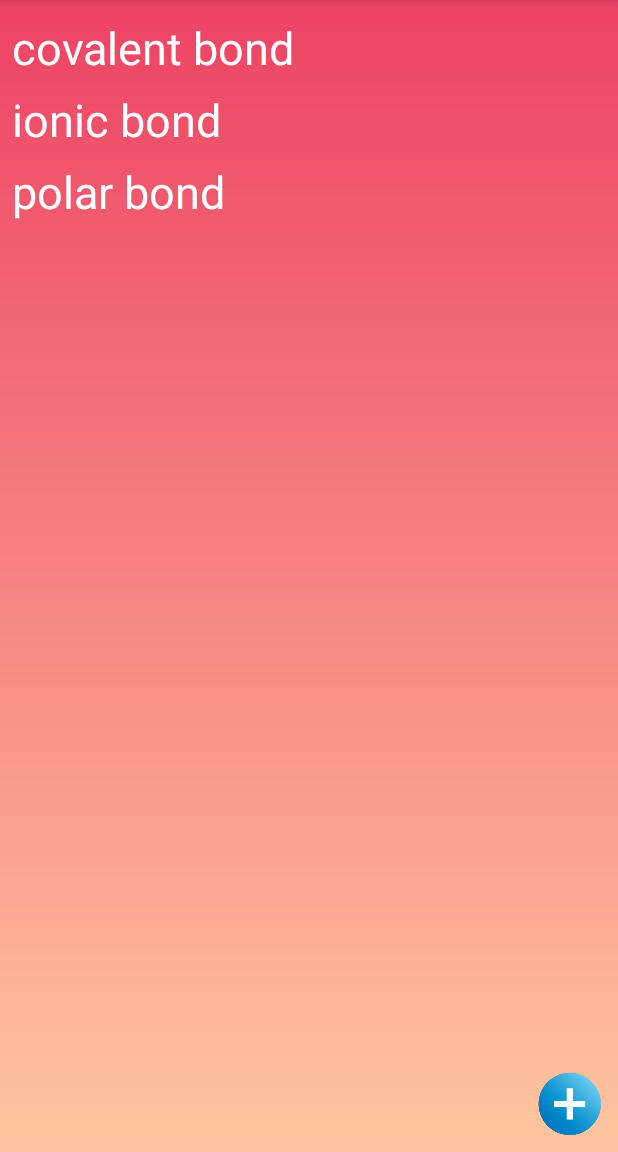
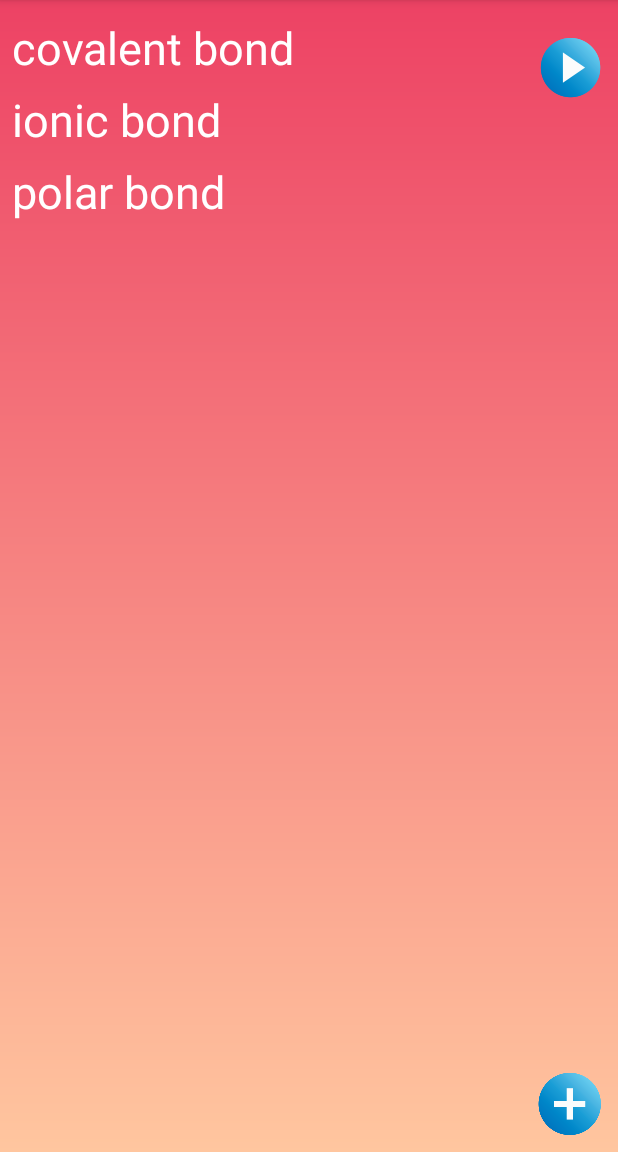
Before and after one commit to joeyaronson/flashcards, an Android app: the cards screen opened directly, with no data from a screen before it, on a phone screen of 412 x 824 dp, the part 84-1236 px from its top. Run offline under Robolectric (Android 15) with nearby library versions, the phone set to English and light mode, and no system bars; 1 statement that could not run was skipped.

Commit message:
added play button and edited toast notifications

```diff
--- a/app/src/main/java/ucsc/flashcards/splashScreen.java
+++ b/app/src/main/java/ucsc/flashcards/splashScreen.java
@@ -1,10 +1,13 @@
 package ucsc.flashcards;
 
 import android.content.Intent;
+import android.graphics.Color;
+import android.graphics.PorterDuff;
 import android.os.AsyncTask;
 import android.os.Handler;
 import android.support.v7.app.AppCompatActivity;
 import android.os.Bundle;
+import android.widget.ProgressBar;
 
 public class splashScreen extends AppCompatActivity {
     @Override
@@ -12,6 +15,8 @@ public class splashScreen extends AppCompatActivity {
         super.onCreate(savedInstanceState);
         setContentView(R.layout.activity_splash_screen);
 
+        ProgressBar prog = (ProgressBar) findViewById(R.id.progressBar);
+        prog.getIndeterminateDrawable().setColorFilter(Color.WHITE, PorterDuff.Mode.MULTIPLY);
         int secondsDelayed = 1;
         new Handler().postDelayed(new Runnable() {
             public void run() {
--- /dev/null
+++ b/app/src/main/res/drawable/toast_shape.xml
@@ -0,0 +1,5 @@
+<?xml version="1.0" encoding="utf-8"?>
+<shape xmlns:android="http://schemas.android.com/apk/res/android" >
+    <solid android:color="#3ac5eb" />
+    <corners android:radius="20dp" />
+</shape>
--- /dev/null
+++ b/app/src/main/res/drawable/toast_shape_error.xml
@@ -0,0 +1,5 @@
+<?xml version="1.0" encoding="utf-8"?>
+<shape xmlns:android="http://schemas.android.com/apk/res/android" >
+    <solid android:color="#FF0000" />
+    <corners android:radius="20dp" />
+</shape>
--- a/app/src/main/res/layout/activity_cards.xml
+++ b/app/src/main/res/layout/activity_cards.xml
@@ -22,6 +22,22 @@
         android:layout_marginLeft="8dp"
         app:layout_constraintLeft_toLeftOf="parent"
         app:layout_constraintHorizontal_bias="1.0" />
+    <ImageButton
+        android:id="@+id/playButton"
+        android:layout_width="wrap_content"
+        android:layout_height="wrap_content"
+        android:background="@mipmap/playbutton"
+        app:srcCompat="@mipmap/playbutton"
+        app:layout_constraintTop_toTopOf="parent"
+        android:layout_marginTop="8dp"
+        app:layout_constraintBottom_toBottomOf="parent"
+        android:layout_marginBottom="8dp"
+        android:layout_marginRight="8dp"
+        app:layout_constraintVertical_bias="0.017"
+        app:layout_constraintRight_toRightOf="parent"
+        android:layout_marginLeft="8dp"
+        app:layout_constraintLeft_toLeftOf="parent"
+        app:layout_constraintHorizontal_bias="1.0" />
 
     <ListView
         android:id="@+id/cardList"
--- a/app/src/main/res/layout/activity_new_card.xml
+++ b/app/src/main/res/layout/activity_new_card.xml
@@ -20,6 +20,7 @@
         app:layout_constraintHorizontal_bias="0.505"
         android:minLines="6"
         android:maxLines="10"
+        android:backgroundTint="@android:color/white"
         app:layout_constraintTop_toTopOf="parent"
         android:layout_marginTop="24dp" />
 
@@ -36,6 +37,7 @@
         app:layout_constraintRight_toRightOf="parent"
         app:layout_constraintHorizontal_bias="0.505"
         android:layout_marginTop="24dp"
+        android:backgroundTint="@android:color/white"
         app:layout_constraintTop_toBottomOf="@+id/enterFront" />
 
     <ImageButton
--- a/app/src/main/res/layout/activity_new_class.xml
+++ b/app/src/main/res/layout/activity_new_class.xml
@@ -39,7 +39,7 @@
         android:layout_marginLeft="8dp"
         android:layout_marginRight="8dp"
         android:layout_marginTop="8dp"
-        android:background="@mipmap/donebutton2"
+        android:background="@mipmap/donebutton3"
         android:text="@string/done"
         app:layout_constraintBottom_toBottomOf="parent"
         app:layout_constraintLeft_toLeftOf="parent"
--- a/app/src/main/res/layout/activity_new_set.xml
+++ b/app/src/main/res/layout/activity_new_set.xml
@@ -34,7 +34,7 @@
         android:layout_marginLeft="8dp"
         android:layout_marginRight="8dp"
         android:layout_marginTop="8dp"
-        android:background="@mipmap/donebutton2"
+        android:background="@mipmap/donebutton3"
         android:text="@string/done"
         app:layout_constraintBottom_toBottomOf="parent"
         app:layout_constraintLeft_toLeftOf="parent"
--- a/app/src/main/res/layout/error_toast.xml
+++ b/app/src/main/res/layout/error_toast.xml
@@ -4,7 +4,8 @@
     android:layout_width="fill_parent"
     android:layout_height="fill_parent"
     android:padding="8dp"
-    android:background="#FF0000"
+
+    android:background="@drawable/toast_shape_error"
 
     >
     <ImageView android:src="@drawable/error"
--- a/app/src/main/res/layout/save_toast.xml
+++ b/app/src/main/res/layout/save_toast.xml
@@ -4,7 +4,9 @@
     android:layout_width="fill_parent"
     android:layout_height="fill_parent"
     android:padding="8dp"
-    android:background="#3ac5eb"
+
+    android:background="@drawable/toast_shape"
+
 
     >
     <ImageView android:src="@drawable/save"
--- a/app/src/main/res/values/colors.xml
+++ b/app/src/main/res/values/colors.xml
@@ -9,6 +9,7 @@
     <color name="grad1">#FFC69F</color>
     <color name="grad2">#ED4264</color>
     <color name="grad3">#AF3350</color>
+    <color name="red">#FF0000</color>
 
 
 
```
Also changed, not shown: app/src/main/playbutton-web.png (added), app/src/main/res/mipmap-hdpi/playbutton.png (added), app/src/main/res/mipmap-mdpi/playbutton.png (added), app/src/main/res/mipmap-xhdpi/playbutton.png (added), app/src/main/res/mipmap-xxhdpi/playbutton.png (added), app/src/main/res/mipmap-xxxhdpi/playbutton.png (added).
